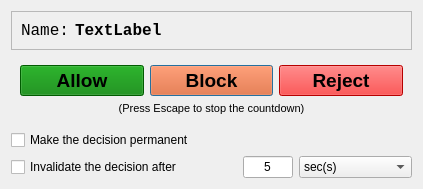
This is src/devicedialog.ui in pinotree/usbguard-applet-qt as Qt 5 draws it before an edit. The edited form follows.
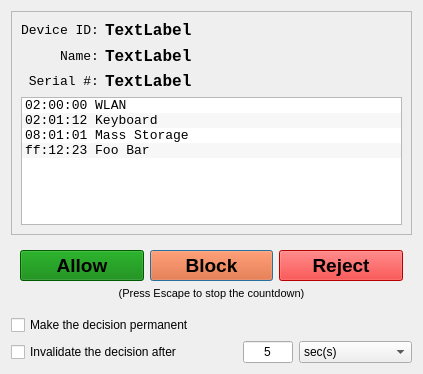
This is the edited form.

What changed in the file:
```diff
--- a/src/devicedialog.ui
+++ b/src/devicedialog.ui
@@ -7,7 +7,7 @@
     <x>0</x>
     <y>0</y>
     <width>423</width>
-    <height>187</height>
+    <height>302</height>
    </rect>
   </property>
   <property name="windowTitle">
@@ -34,18 +34,36 @@
      <property name="frameShadow">
       <enum>QFrame::Raised</enum>
      </property>
-     <layout class="QFormLayout" name="formLayout">
-      <property name="fieldGrowthPolicy">
-       <enum>QFormLayout::ExpandingFieldsGrow</enum>
-      </property>
-      <item row="0" column="0">
+     <layout class="QGridLayout" name="gridLayout_3">
+      <item row="1" column="0">
        <widget class="QLabel" name="label">
+        <property name="font">
+         <font>
+          <pointsize>10</pointsize>
+         </font>
+        </property>
         <property name="text">
          <string>Name:</string>
         </property>
+        <property name="alignment">
+         <set>Qt::AlignRight|Qt::AlignTrailing|Qt::AlignVCenter</set>
+        </property>
        </widget>
       </item>
-      <item row="0" column="1">
+      <item row="1" column="2">
+       <spacer name="horizontalSpacer">
+        <property name="orientation">
+         <enum>Qt::Horizontal</enum>
+        </property>
+        <property name="sizeHint" stdset="0">
+         <size>
+          <width>40</width>
+          <height>20</height>
+         </size>
+        </property>
+       </spacer>
+      </item>
+      <item row="1" column="1">
        <widget class="QLabel" name="name_label">
         <property name="font">
          <font>
@@ -58,6 +76,115 @@
         </property>
        </widget>
       </item>
+      <item row="0" column="0">
+       <widget class="QLabel" name="label_2">
+        <property name="font">
+         <font>
+          <pointsize>10</pointsize>
+         </font>
+        </property>
+        <property name="text">
+         <string>Device ID:</string>
+        </property>
+        <property name="alignment">
+         <set>Qt::AlignRight|Qt::AlignTrailing|Qt::AlignVCenter</set>
+        </property>
+       </widget>
+      </item>
+      <item row="2" column="0">
+       <widget class="QLabel" name="label_3">
+        <property name="font">
+         <font>
+          <pointsize>10</pointsize>
+         </font>
+        </property>
+        <property name="text">
+         <string>Serial #:</string>
+        </property>
+        <property name="alignment">
+         <set>Qt::AlignRight|Qt::AlignTrailing|Qt::AlignVCenter</set>
+        </property>
+       </widget>
+      </item>
+      <item row="2" column="1">
+       <widget class="QLabel" name="serial_label">
+        <property name="font">
+         <font>
+          <weight>75</weight>
+          <bold>true</bold>
+         </font>
+        </property>
+        <property name="text">
+         <string>TextLabel</string>
+        </property>
+       </widget>
+      </item>
+      <item row="0" column="1">
+       <widget class="QLabel" name="deviceid_label">
+        <property name="font">
+         <font>
+          <weight>75</weight>
+          <bold>true</bold>
+         </font>
+        </property>
+        <property name="text">
+         <string>TextLabel</string>
+        </property>
+       </widget>
+      </item>
+      <item row="3" column="0" colspan="3">
+       <widget class="QListWidget" name="interface_list">
+        <property name="sizePolicy">
+         <sizepolicy hsizetype="Expanding" vsizetype="Minimum">
+          <horstretch>0</horstretch>
+          <verstretch>0</verstretch>
+         </sizepolicy>
+        </property>
+        <property name="maximumSize">
+         <size>
+          <width>16777215</width>
+          <height>128</height>
+         </size>
+        </property>
+        <property name="font">
+         <font>
+          <pointsize>10</pointsize>
+         </font>
+        </property>
+        <property name="frameShape">
+         <enum>QFrame::StyledPanel</enum>
+        </property>
+        <property name="editTriggers">
+         <set>QAbstractItemView::DoubleClicked</set>
+        </property>
+        <property name="showDropIndicator" stdset="0">
+         <bool>false</bool>
+        </property>
+        <property name="alternatingRowColors">
+         <bool>true</bool>
+        </property>
+        <item>
+         <property name="text">
+          <string>02:00:00 WLAN</string>
+         </property>
+        </item>
+        <item>
+         <property name="text">
+          <string>02:01:12 Keyboard</string>
+         </property>
+        </item>
+        <item>
+         <property name="text">
+          <string>08:01:01 Mass Storage</string>
+         </property>
+        </item>
+        <item>
+         <property name="text">
+          <string>ff:12:23 Foo Bar</string>
+         </property>
+        </item>
+       </widget>
+      </item>
      </layout>
     </widget>
    </item>
```
Left out of the diff: 15 changed lines with no effect on the pictures.
